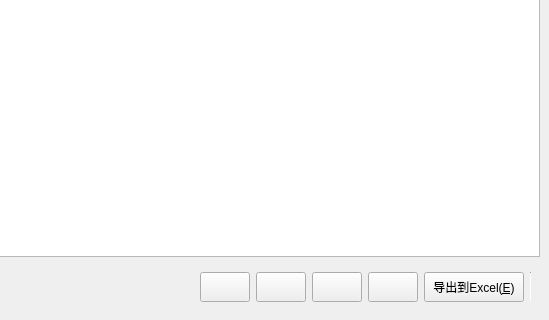
First picture: the form in frmdata.ui, repository hzqgogogo/IntelligentGreenHouse, before the edit; both pictures show x 390 to 939 and y 221 to 541 of the 939 by 541 pixel window.
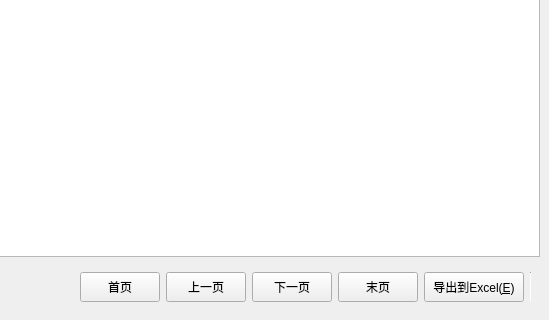
Second picture: the form after the edit.

What changed in the file:
```diff
--- a/frmdata.ui
+++ b/frmdata.ui
@@ -267,6 +267,9 @@
                <property name="toolTip">
                 <string>第一页</string>
                </property>
+               <property name="text">
+                <string>首页</string>
+               </property>
                <property name="iconSize">
                 <size>
                  <width>18</width>
@@ -292,6 +295,9 @@
                <property name="toolTip">
                 <string>上一页</string>
                </property>
+               <property name="text">
+                <string>上一页</string>
+               </property>
                <property name="iconSize">
                 <size>
                  <width>18</width>
@@ -317,6 +323,9 @@
                <property name="toolTip">
                 <string>下一页</string>
                </property>
+               <property name="text">
+                <string>下一页</string>
+               </property>
                <property name="iconSize">
                 <size>
                  <width>18</width>
@@ -342,6 +351,9 @@
                <property name="toolTip">
                 <string>末一页</string>
                </property>
+               <property name="text">
+                <string>末页</string>
+               </property>
                <property name="iconSize">
                 <size>
                  <width>18</width>
```
